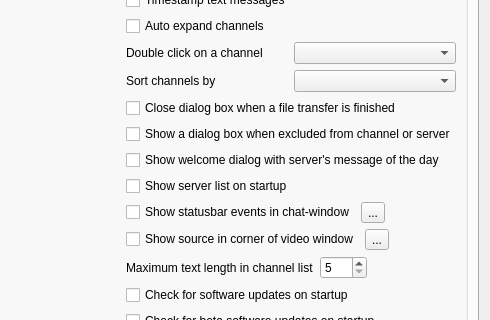
BearWare/TeamTalk5, file Client/qtTeamTalk/preferences.ui: the form before one commit; both pictures show x 504 to 994 and y 111 to 431 of the 994 by 697 pixel window.
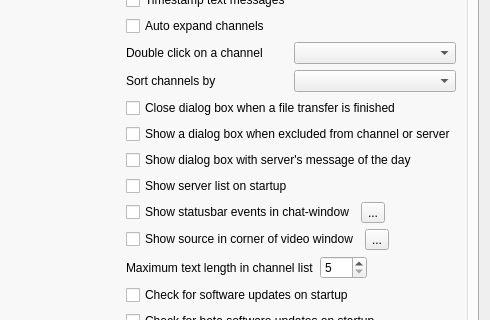
The form after the commit. The open tabs and pages were chosen to show the change. Icons and pictures are not drawn. Custom widgets are drawn as their Qt base class.

Commit message: Align MOTD checkbox label with other preferences

What changed in the file:
```diff
--- a/Client/qtTeamTalk/preferences.ui
+++ b/Client/qtTeamTalk/preferences.ui
@@ -579,7 +579,7 @@
               <item>
                <widget class="QCheckBox" name="dlgMOTDChkBox">
                 <property name="text">
-                 <string>Show welcome dialog with server's message of the day</string>
+                 <string>Show dialog box with server's message of the day</string>
                 </property>
                </widget>
               </item>
```
